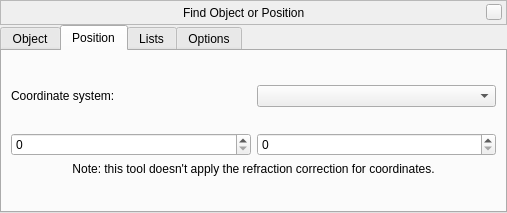
This is src/gui/searchDialogGui.ui in 519984307/stellarium_src as Qt 5 draws it before an edit. The edited form follows.
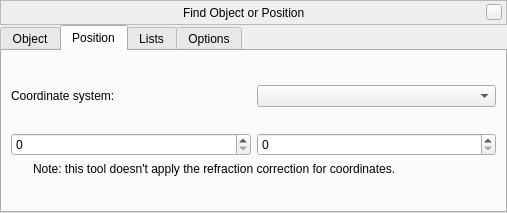
This is the edited form. The open tabs and pages were chosen to show the change. Custom widgets are drawn as their Qt base class.

Commit message: a small fix for GUI of Search Tool

Diff of the .ui file:
```diff
--- a/src/gui/searchDialogGui.ui
+++ b/src/gui/searchDialogGui.ui
@@ -761,13 +761,34 @@
             </item>
            </layout>
           </item>
-          <item row="3" column="0" colspan="2">
+          <item row="3" column="0" colspan="2" alignment="Qt::AlignHCenter">
            <widget class="QLabel" name="noteLabel">
+            <property name="sizePolicy">
+             <sizepolicy hsizetype="Expanding" vsizetype="Expanding">
+              <horstretch>0</horstretch>
+              <verstretch>0</verstretch>
+             </sizepolicy>
+            </property>
+            <property name="minimumSize">
+             <size>
+              <width>441</width>
+              <height>0</height>
+             </size>
+            </property>
+            <property name="maximumSize">
+             <size>
+              <width>441</width>
+              <height>16777215</height>
+             </size>
+            </property>
             <property name="text">
              <string>Note: this tool doesn't apply the refraction correction for coordinates.</string>
             </property>
             <property name="alignment">
-             <set>Qt::AlignCenter</set>
+             <set>Qt::AlignJustify|Qt::AlignVCenter</set>
+            </property>
+            <property name="wordWrap">
+             <bool>true</bool>
             </property>
            </widget>
           </item>
```
Left out of the diff: 2 changed lines with no effect on the pictures.
